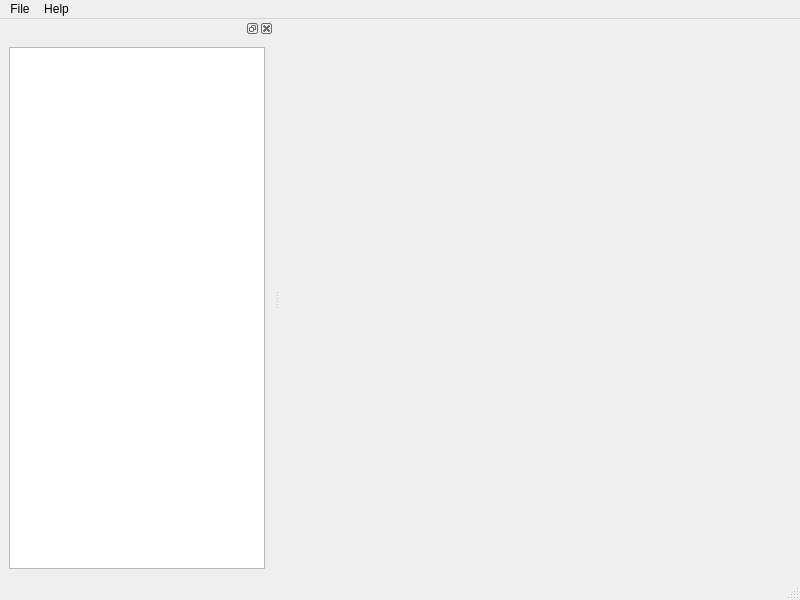
The window that app/src/mainwindow.ui (aedrax/logdor) describes before a commit, drawn with Qt 5.
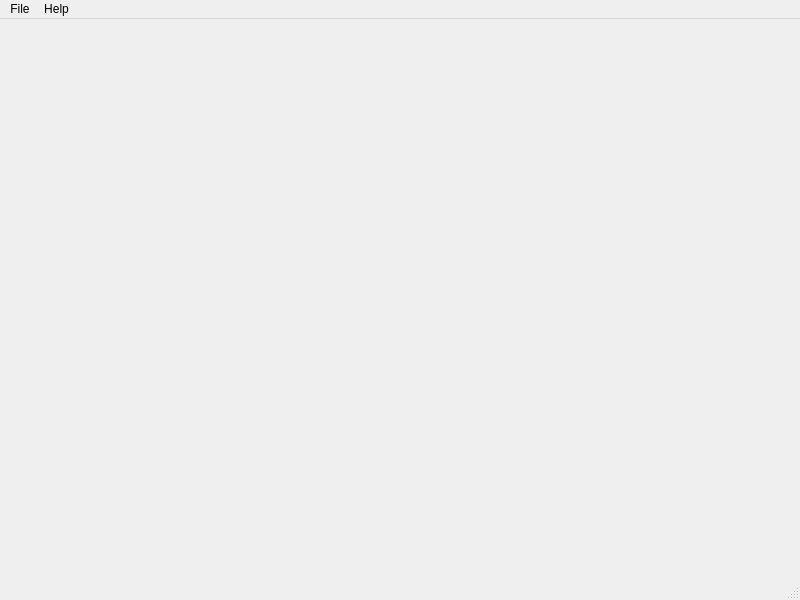
The same window after the commit.

Patch:
```diff
--- a/app/src/mainwindow.ui
+++ b/app/src/mainwindow.ui
@@ -41,24 +41,6 @@
    <addaction name="menuHelp"/>
   </widget>
   <widget class="QStatusBar" name="statusbar"/>
-  <widget class="QDockWidget" name="dockWidget">
-   <property name="sizePolicy">
-    <sizepolicy hsizetype="Expanding" vsizetype="Expanding">
-     <horstretch>0</horstretch>
-     <verstretch>0</verstretch>
-    </sizepolicy>
-   </property>
-   <attribute name="dockWidgetArea">
-    <number>1</number>
-   </attribute>
-   <widget class="QWidget" name="dockWidgetContents">
-    <layout class="QVBoxLayout" name="verticalLayout">
-     <item>
-      <widget class="QListWidget" name="listWidget"/>
-     </item>
-    </layout>
-   </widget>
-  </widget>
   <action name="actionOpen">
    <property name="text">
     <string>Open</string>
```
